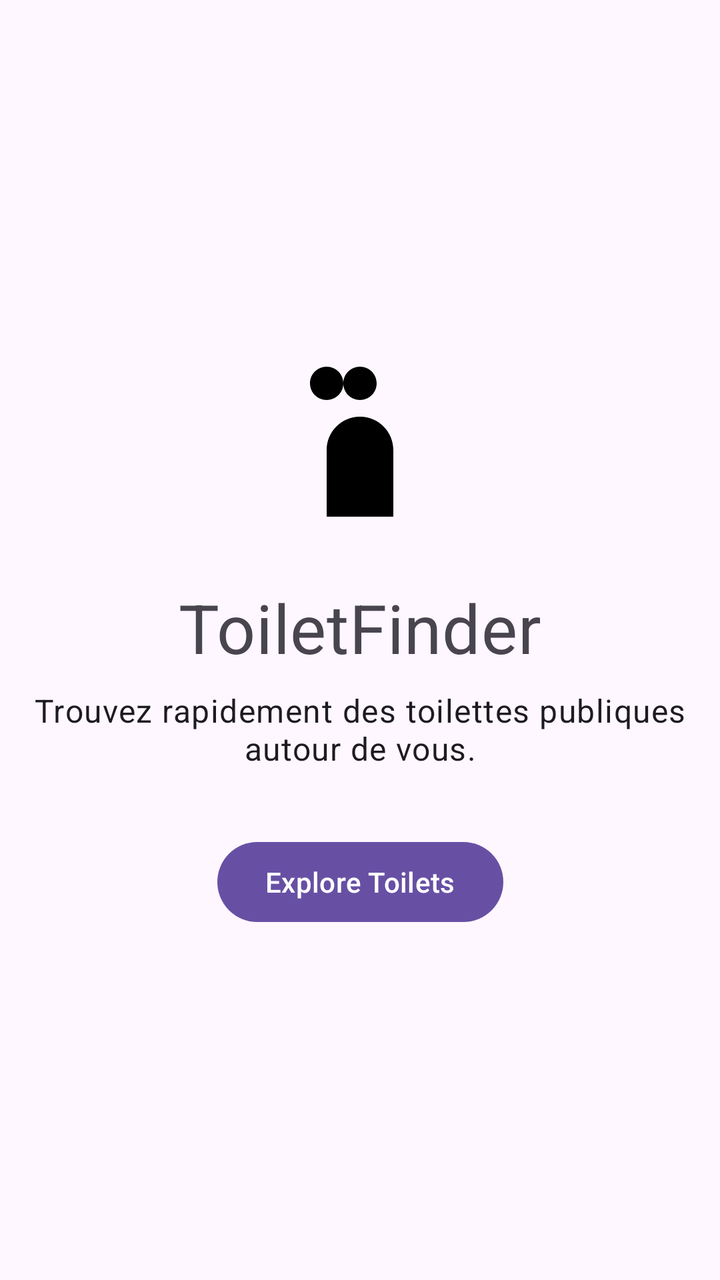
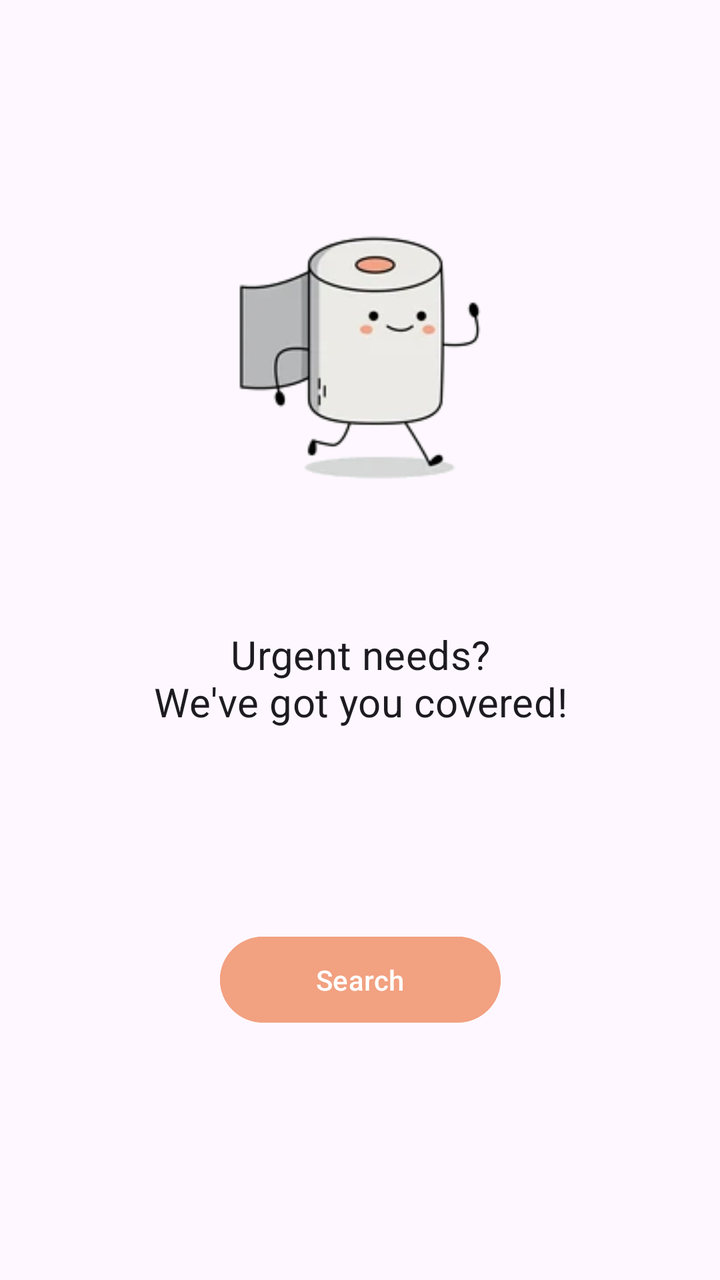

Before-and-after screenshots of an Android layout around one commit, followed by the original layout XML and the change that was made.
<!-- AndroidManifest.xml: application theme Theme.ToiletFinder -->
<!-- res/layout/activity_main.xml -->
<?xml version="1.0" encoding="utf-8"?>
<androidx.constraintlayout.widget.ConstraintLayout xmlns:android="http://schemas.android.com/apk/res/android"
    xmlns:app="http://schemas.android.com/apk/res-auto"
    xmlns:tools="http://schemas.android.com/tools"
    android:layout_width="match_parent"
    android:layout_height="match_parent"
    android:padding="16dp"
    tools:context=".MainActivity">

    <ImageView
        android:id="@+id/app_logo"
        android:layout_width="100dp"
        android:layout_height="100dp"
        android:src="@drawable/ic_toilet"
        app:layout_constraintBottom_toTopOf="@+id/app_title"
        app:layout_constraintEnd_toEndOf="parent"
        app:layout_constraintStart_toStartOf="parent"
        app:layout_constraintTop_toTopOf="parent"
        app:layout_constraintVertical_chainStyle="packed" />

    <TextView
        android:id="@+id/app_title"
        android:layout_width="wrap_content"
        android:layout_height="wrap_content"
        android:layout_marginTop="16dp"
        android:text="@string/app_name"
        android:textAppearance="@style/TextAppearance.MaterialComponents.Headline4"
        app:layout_constraintBottom_toTopOf="@+id/app_description"
        app:layout_constraintEnd_toEndOf="parent"
        app:layout_constraintStart_toStartOf="parent"
        app:layout_constraintTop_toBottomOf="@+id/app_logo" />

    <TextView
        android:id="@+id/app_description"
        android:layout_width="0dp"
        android:layout_height="wrap_content"
        android:layout_marginTop="8dp"
        android:text="Trouvez rapidement des toilettes publiques autour de vous."
        android:textAlignment="center"
        android:textAppearance="@style/TextAppearance.MaterialComponents.Body1"
        app:layout_constraintBottom_toTopOf="@+id/explore_button"
        app:layout_constraintEnd_toEndOf="parent"
        app:layout_constraintStart_toStartOf="parent"
        app:layout_constraintTop_toBottomOf="@+id/app_title" />

    <Button
        android:id="@+id/explore_button"
        android:layout_width="wrap_content"
        android:layout_height="wrap_content"
        android:layout_marginTop="32dp"
        android:text="Explore Toilets"
        app:layout_constraintBottom_toBottomOf="parent"
        app:layout_constraintEnd_toEndOf="parent"
        app:layout_constraintStart_toStartOf="parent"
        app:layout_constraintTop_toBottomOf="@+id/app_description" />

</androidx.constraintlayout.widget.ConstraintLayout>
<!-- resources referenced by this layout -->
<resources>
  <!-- drawable ic_toilet (drawable) -->
  <vector xmlns:android="http://schemas.android.com/apk/res/android"
      android:width="24dp"
      android:height="24dp"
      android:viewportWidth="24"
      android:viewportHeight="24">
      <path
          android:fillColor="@android:color/black"
          android:pathData="M10,4c0,-1.1 -0.9,-2 -2,-2s-2,0.9 -2,2s0.9,2 2,2s2,-0.9 2,-2zM14,4c0,-1.1 -0.9,-2 -2,-2s-2,0.9 -2,2s0.9,2 2,2s2,-0.9 2,-2zM12,8c-2.21,0 -4,1.79 -4,4v8h8v-8c0,-2.21 -1.79,-4 -4,-4z" />
  </vector>
  <string name="app_name">ToiletFinder</string>
  <style name="Theme.ToiletFinder" parent="Base.Theme.ToiletFinder" />
  <style name="Base.Theme.ToiletFinder" parent="Theme.Material3.DayNight.NoActionBar">
          
          
      </style>
</resources>

<!-- the commit's change to res/layout/activity_main.xml (unified diff, before → after) -->
@@ -9,46 +9,44 @@
 
     <ImageView
         android:id="@+id/app_logo"
-        android:layout_width="100dp"
-        android:layout_height="100dp"
-        android:src="@drawable/ic_toilet"
-        app:layout_constraintBottom_toTopOf="@+id/app_title"
+        android:layout_width="262dp"
+        android:layout_height="251dp"
+        android:src="@drawable/toiletfinder_logo_general"
+        app:layout_constraintBottom_toTopOf="@+id/app_description"
         app:layout_constraintEnd_toEndOf="parent"
         app:layout_constraintStart_toStartOf="parent"
         app:layout_constraintTop_toTopOf="parent"
+        app:layout_constraintVertical_bias="0.3"
         app:layout_constraintVertical_chainStyle="packed" />
-
-    <TextView
-        android:id="@+id/app_title"
-        android:layout_width="wrap_content"
-        android:layout_height="wrap_content"
-        android:layout_marginTop="16dp"
-        android:text="@string/app_name"
-        android:textAppearance="@style/TextAppearance.MaterialComponents.Headline4"
-        app:layout_constraintBottom_toTopOf="@+id/app_description"
-        app:layout_constraintEnd_toEndOf="parent"
-        app:layout_constraintStart_toStartOf="parent"
-        app:layout_constraintTop_toBottomOf="@+id/app_logo" />
 
     <TextView
         android:id="@+id/app_description"
         android:layout_width="0dp"
         android:layout_height="wrap_content"
-        android:layout_marginTop="8dp"
-        android:text="Trouvez rapidement des toilettes publiques autour de vous."
+        android:layout_marginTop="0dp"
+        android:text="Urgent needs?\nWe've got you covered!"
         android:textAlignment="center"
-        android:textAppearance="@style/TextAppearance.MaterialComponents.Body1"
+        android:textAppearance="@style/TextAppearance.MaterialComponents.Subtitle1"
+        android:fontFamily="sans-serif"
+        android:textSize="20sp"
         app:layout_constraintBottom_toTopOf="@+id/explore_button"
         app:layout_constraintEnd_toEndOf="parent"
         app:layout_constraintStart_toStartOf="parent"
-        app:layout_constraintTop_toBottomOf="@+id/app_title" />
+        app:layout_constraintTop_toBottomOf="@+id/app_logo"
+        app:layout_constraintWidth_percent="0.8" />
 
     <Button
         android:id="@+id/explore_button"
         android:layout_width="wrap_content"
         android:layout_height="wrap_content"
-        android:layout_marginTop="32dp"
-        android:text="Explore Toilets"
+        android:layout_marginTop="100dp"
+        android:paddingStart="48dp"
+        android:paddingTop="12dp"
+        android:paddingEnd="48dp"
+        android:paddingBottom="12dp"
+        android:text="Search"
+        android:backgroundTint="@color/button_color"
+        app:cornerRadius="24dp"
         app:layout_constraintBottom_toBottomOf="parent"
         app:layout_constraintEnd_toEndOf="parent"
         app:layout_constraintStart_toStartOf="parent"
<!-- resource entries referenced after the edit -->
@@ -1,16 +1,7 @@
 <!-- resources referenced by this layout -->
 <resources>
-  <!-- drawable ic_toilet (drawable) -->
-  <vector xmlns:android="http://schemas.android.com/apk/res/android"
-      android:width="24dp"
-      android:height="24dp"
-      android:viewportWidth="24"
-      android:viewportHeight="24">
-      <path
-          android:fillColor="@android:color/black"
-          android:pathData="M10,4c0,-1.1 -0.9,-2 -2,-2s-2,0.9 -2,2s0.9,2 2,2s2,-0.9 2,-2zM14,4c0,-1.1 -0.9,-2 -2,-2s-2,0.9 -2,2s0.9,2 2,2s2,-0.9 2,-2zM12,8c-2.21,0 -4,1.79 -4,4v8h8v-8c0,-2.21 -1.79,-4 -4,-4z" />
-  </vector>
-  <string name="app_name">ToiletFinder</string>
+  <color name="button_color">#F2A181</color>
+  <!-- drawable toiletfinder_logo_general: png bitmap (drawable, 13983 bytes) -->
   <style name="Theme.ToiletFinder" parent="Base.Theme.ToiletFinder" />
   <style name="Base.Theme.ToiletFinder" parent="Theme.Material3.DayNight.NoActionBar">
           
